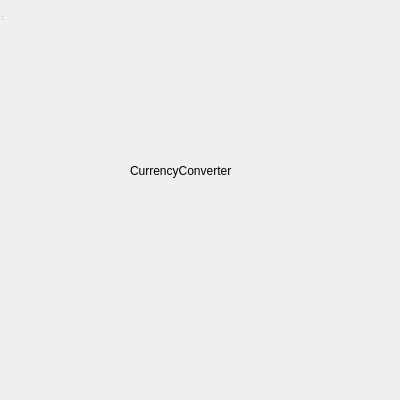
This is src/currencyconverter.ui in yousefvand/Forex-Calculator as Qt 5 draws it before an edit. The edited form follows.
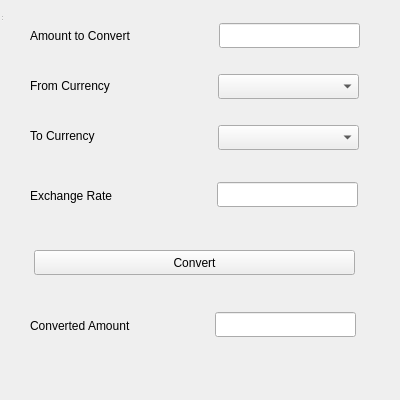
This is the edited form.

What changed in the file:
```diff
--- a/src/currencyconverter.ui
+++ b/src/currencyconverter.ui
@@ -19,20 +19,138 @@
      <x>0</x>
      <y>0</y>
      <width>461</width>
-     <height>341</height>
+     <height>401</height>
     </rect>
    </property>
    <widget class="QLabel" name="label">
     <property name="geometry">
      <rect>
-      <x>130</x>
-      <y>140</y>
-      <width>201</width>
-      <height>61</height>
+      <x>30</x>
+      <y>20</y>
+      <width>171</width>
+      <height>31</height>
      </rect>
     </property>
     <property name="text">
-     <string>CurrencyConverter</string>
+     <string>Amount to Convert</string>
+    </property>
+   </widget>
+   <widget class="QLabel" name="label_2">
+    <property name="geometry">
+     <rect>
+      <x>30</x>
+      <y>70</y>
+      <width>171</width>
+      <height>31</height>
+     </rect>
+    </property>
+    <property name="text">
+     <string>From Currency</string>
+    </property>
+   </widget>
+   <widget class="QLabel" name="label_3">
+    <property name="geometry">
+     <rect>
+      <x>30</x>
+      <y>120</y>
+      <width>171</width>
+      <height>31</height>
+     </rect>
+    </property>
+    <property name="text">
+     <string>To Currency</string>
+    </property>
+   </widget>
+   <widget class="QLabel" name="label_4">
+    <property name="geometry">
+     <rect>
+      <x>30</x>
+      <y>180</y>
+      <width>171</width>
+      <height>31</height>
+     </rect>
+    </property>
+    <property name="text">
+     <string>Exchange Rate</string>
+    </property>
+   </widget>
+   <widget class="QLabel" name="label_5">
+    <property name="geometry">
+     <rect>
+      <x>30</x>
+      <y>310</y>
+      <width>171</width>
+      <height>31</height>
+     </rect>
+    </property>
+    <property name="text">
+     <string>Converted Amount</string>
+    </property>
+   </widget>
+   <widget class="QPushButton" name="pushButtonConvert">
+    <property name="geometry">
+     <rect>
+      <x>34</x>
+      <y>250</y>
+      <width>321</width>
+      <height>25</height>
+     </rect>
+    </property>
+    <property name="text">
+     <string>Convert</string>
+    </property>
+   </widget>
+   <widget class="QLineEdit" name="lineEditAmount">
+    <property name="geometry">
+     <rect>
+      <x>219</x>
+      <y>23</y>
+      <width>141</width>
+      <height>25</height>
+     </rect>
+    </property>
+   </widget>
+   <widget class="QComboBox" name="comboBoxFromCurrency">
+    <property name="geometry">
+     <rect>
+      <x>218</x>
+      <y>74</y>
+      <width>141</width>
+      <height>25</height>
+     </rect>
+    </property>
+   </widget>
+   <widget class="QComboBox" name="comboBoxToCurrency">
+    <property name="geometry">
+     <rect>
+      <x>218</x>
+      <y>125</y>
+      <width>141</width>
+      <height>25</height>
+     </rect>
+    </property>
+   </widget>
+   <widget class="QLineEdit" name="lineEditExchangeRate">
+    <property name="geometry">
+     <rect>
+      <x>217</x>
+      <y>182</y>
+      <width>141</width>
+      <height>25</height>
+     </rect>
+    </property>
+   </widget>
+   <widget class="QLineEdit" name="lineEditConvertedAmount">
+    <property name="geometry">
+     <rect>
+      <x>215</x>
+      <y>312</y>
+      <width>141</width>
+      <height>25</height>
+     </rect>
+    </property>
+    <property name="readOnly">
+     <bool>true</bool>
     </property>
    </widget>
   </widget>
```
